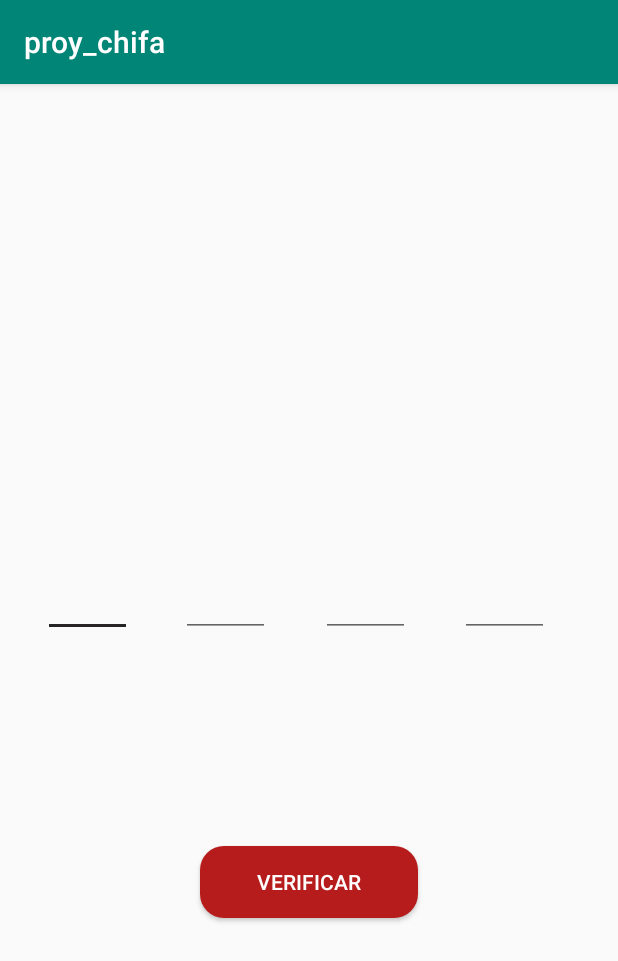
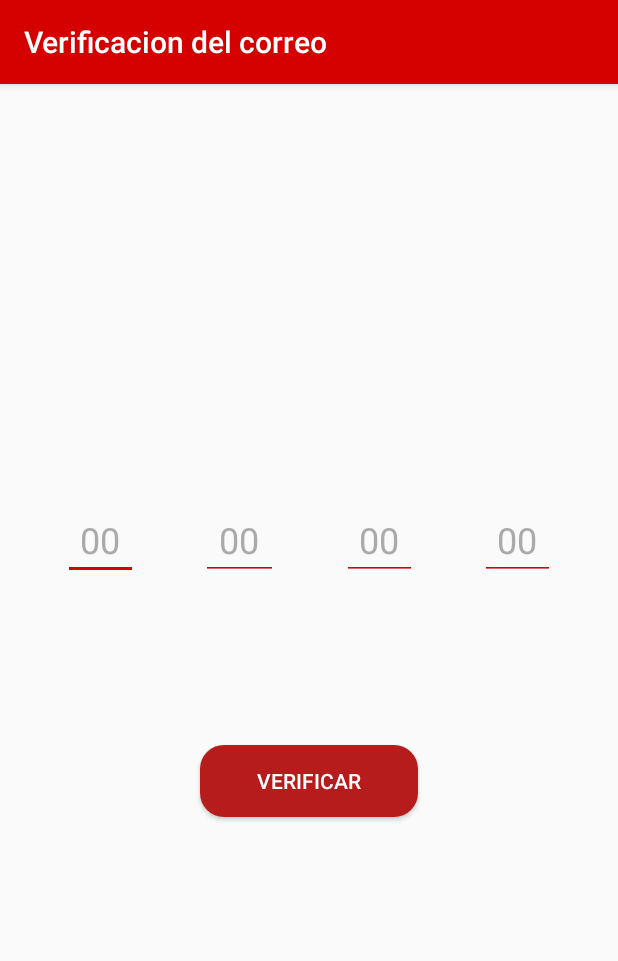
Before and after one commit to DCAPARACHINRI7/android, an Android app: the screen it shows after launch (verificacion_del_correo), on a phone screen of 412 x 824 dp. Shown: the top 961 px of the screen. Run offline under Robolectric (Android 15) with nearby library versions, the phone set to English and light mode, and no system bars.

Commit message:
Verificacion del correo

```diff
--- a/app/src/main/AndroidManifest.xml
+++ b/app/src/main/AndroidManifest.xml
@@ -10,8 +10,10 @@
         android:supportsRtl="true"
         android:theme="@style/AppTheme">
         <activity android:name=".registro"></activity>
-        <activity android:name=".restablecer_contrasena" />
-        <activity android:name=".verificacion_del_correo">
+        <activity android:name=".restablecer_contrasena"
+            android:screenOrientation="portrait"/>
+        <activity android:name=".verificacion_del_correo"
+            android:label="Verificacion del correo">
         <intent-filter>
             <action android:name="android.intent.action.MAIN" />
 
--- a/app/src/main/res/layout/activity_verificacion_del_correo.xml
+++ b/app/src/main/res/layout/activity_verificacion_del_correo.xml
@@ -4,75 +4,115 @@
     xmlns:tools="http://schemas.android.com/tools"
     android:layout_width="match_parent"
     android:layout_height="match_parent"
-    tools:context=".verificacion_del_correo">
+    tools:context=".verificacion_del_correo"
+    >
 
     <EditText
         android:id="@+id/editText2"
-        android:layout_width="59dp"
-        android:layout_height="wrap_content"
-        android:layout_marginStart="29dp"
-        android:layout_marginLeft="29dp"
-        android:layout_marginTop="265dp"
-        android:layout_marginEnd="33dp"
-        android:layout_marginRight="33dp"
-        android:layout_marginBottom="349dp"
+        android:layout_width="50dp"
+        android:layout_height="50dp"
+        android:layout_marginStart="32dp"
+        android:layout_marginLeft="32dp"
+        android:layout_marginTop="32dp"
+        android:layout_marginEnd="16dp"
+        android:layout_marginRight="16dp"
+        android:layout_marginBottom="32dp"
+        android:backgroundTint="#D50000"
         android:ems="10"
+        android:hint="00"
         android:inputType="number"
+        android:textColor="@color/colorAccent"
+        android:textColorHint="@android:color/darker_gray"
+        android:textColorLink="@android:color/holo_red_dark"
         android:maxLength="2"
         android:textSize="24sp"
         app:layout_constraintBottom_toBottomOf="parent"
-        app:layout_constraintEnd_toStartOf="@+id/editText11"
+        app:layout_constraintEnd_toStartOf="@+id/editText10"
         app:layout_constraintStart_toStartOf="parent"
         app:layout_constraintTop_toTopOf="parent"
-        tools:ignore="MissingConstraints" />
+        app:layout_constraintVertical_bias="0.38"
+        tools:ignore="MissingConstraints"
+        android:gravity="center" />
 
     <EditText
         android:id="@+id/editText10"
-        android:layout_width="59dp"
-        android:layout_height="wrap_content"
-        android:layout_marginTop="265dp"
-        android:layout_marginEnd="33dp"
-        android:layout_marginRight="33dp"
-        android:layout_marginBottom="349dp"
+        android:layout_width="51dp"
+        android:layout_height="50dp"
+        android:layout_marginStart="16dp"
+        android:layout_marginLeft="16dp"
+        android:layout_marginTop="32dp"
+        android:layout_marginEnd="16dp"
+        android:layout_marginRight="16dp"
+        android:layout_marginBottom="32dp"
+        android:backgroundTint="#D50000"
         android:ems="10"
+        android:hint="00"
         android:inputType="number"
+        android:maxLength="2"
+        android:textColor="@color/colorAccent"
+        android:textColorHint="@android:color/darker_gray"
+        android:textColorLink="@android:color/holo_red_dark"
+        android:textSize="24sp"
+        app:layout_constraintBottom_toBottomOf="parent"
+        app:layout_constraintEnd_toStartOf="@+id/editText11"
+        app:layout_constraintStart_toEndOf="@+id/editText2"
+        app:layout_constraintTop_toTopOf="parent"
+        app:layout_constraintVertical_bias="0.38"
+        android:gravity="center" />
+
+    <EditText
+        android:id="@+id/editText11"
+        android:layout_width="50dp"
+        android:layout_height="50dp"
+        android:layout_marginStart="16dp"
+        android:layout_marginLeft="16dp"
+        android:layout_marginTop="32dp"
+        android:layout_marginEnd="16dp"
+        android:layout_marginRight="16dp"
+        android:layout_marginBottom="32dp"
+        android:backgroundTint="#D50000"
+        android:ems="10"
+        android:hint="00"
+        android:inputType="number"
+        android:textColor="@color/colorAccent"
+        android:textColorHint="@android:color/darker_gray"
+        android:textColorLink="@android:color/holo_red_dark"
+        android:textColorHighlight="@android:color/holo_red_dark"
         android:maxLength="2"
         android:textSize="24sp"
         app:layout_constraintBottom_toBottomOf="parent"
         app:layout_constraintEnd_toStartOf="@+id/editText12"
-        app:layout_constraintTop_toTopOf="parent" />
+        app:layout_constraintStart_toEndOf="@+id/editText10"
+        app:layout_constraintTop_toTopOf="parent"
+        app:layout_constraintVertical_bias="0.38"
+        android:gravity="center" />
 
     <EditText
-        android:id="@+id/editText11"
-        android:layout_width="59dp"
-        android:layout_height="wrap_content"
-        android:layout_marginTop="265dp"
-        android:layout_marginEnd="34dp"
-        android:layout_marginRight="34dp"
-        android:layout_marginBottom="349dp"
+        android:backgroundTint="#D50000"
+        android:id="@+id/editText12"
+        android:layout_width="50dp"
+        android:layout_height="50dp"
+        android:layout_marginStart="16dp"
+        android:layout_marginLeft="16dp"
+        android:layout_marginTop="32dp"
+        android:layout_marginEnd="32dp"
+        android:layout_marginRight="32dp"
+        android:layout_marginBottom="32dp"
         android:ems="10"
-        android:inputType="number"
-        android:maxLength="2"
-        android:textSize="24sp"
-        app:layout_constraintBottom_toBottomOf="parent"
-        app:layout_constraintEnd_toStartOf="@+id/editText10"
-        app:layout_constraintTop_toTopOf="parent" />
-
-    <EditText
-        android:id="@+id/editText12"
-        android:layout_width="59dp"
-        android:layout_height="wrap_content"
-        android:layout_marginTop="265dp"
-        android:layout_marginEnd="46dp"
-        android:layout_marginRight="46dp"
-        android:layout_marginBottom="349dp"
-        android:ems="10"
+        android:hint="00"
+        android:textColor="@color/colorAccent"
+        android:textColorHint="@android:color/darker_gray"
+        android:textColorLink="@android:color/holo_red_dark"
+        android:textColorHighlight="@android:color/holo_red_dark"
         android:inputType="number"
         android:maxLength="2"
         android:textSize="24sp"
         app:layout_constraintBottom_toBottomOf="parent"
         app:layout_constraintEnd_toEndOf="parent"
-        app:layout_constraintTop_toTopOf="parent" />
+        app:layout_constraintStart_toEndOf="@+id/editText11"
+        app:layout_constraintTop_toTopOf="parent"
+        app:layout_constraintVertical_bias="0.38"
+        android:gravity="center" />
 
     <Button
         android:id="@+id/button"
@@ -80,14 +120,17 @@
         android:layout_height="wrap_content"
         android:layout_marginStart="32dp"
         android:layout_marginLeft="32dp"
+        android:layout_marginTop="32dp"
         android:layout_marginEnd="32dp"
         android:layout_marginRight="32dp"
-        android:layout_marginBottom="212dp"
+        android:layout_marginBottom="32dp"
         android:background="@drawable/button_rounded"
         android:text="Verificar"
         android:textColor="@android:color/background_light"
         app:layout_constraintBottom_toBottomOf="parent"
         app:layout_constraintEnd_toEndOf="parent"
-        app:layout_constraintStart_toStartOf="parent" />
+        app:layout_constraintStart_toStartOf="parent"
+        app:layout_constraintTop_toTopOf="parent"
+        app:layout_constraintVertical_bias="0.623" />
 
 </android.support.constraint.ConstraintLayout>
--- a/app/src/main/res/values/styles.xml
+++ b/app/src/main/res/values/styles.xml
@@ -1,11 +1,15 @@
 <resources>
 
     <!-- Base application theme. -->
+
+
     <style name="AppTheme" parent="Theme.AppCompat.Light.DarkActionBar">
-        <!-- Customize your theme here. -->
-        <item name="colorPrimary">@color/colorPrimary</item>
-        <item name="colorPrimaryDark">@color/colorPrimaryDark</item>
-        <item name="colorAccent">@color/colorAccent</item>
+        <item name="colorPrimary">#D50000</item>
+        <item name="colorPrimaryDark">#D50000</item>
+    </style>
+
+    <style name="ActionBarTitleTextStyle" parent="TextAppearance.AppCompat.Widget.ActionBar.Title">
+        <item name="android:textColor">@color/colorPrimaryDark</item>
     </style>
 
 </resources>
```
